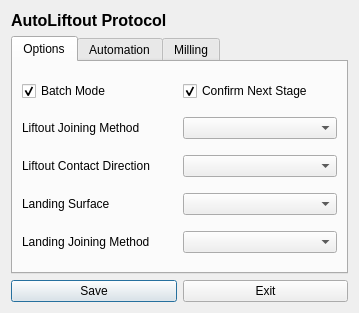
Old version of the form liftout/gui/qtdesigner_files/AutoLiftoutProtocolUI.ui in the repository Phaips/autoliftout.
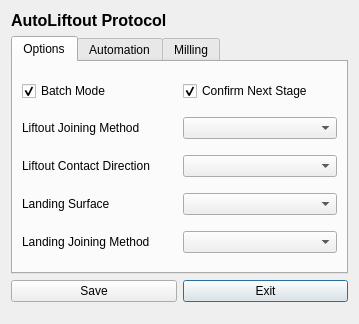
New version of the form.

Commit message: [FEAT] protocol ui dev

What changed in the file:
```diff
--- a/liftout/gui/qtdesigner_files/AutoLiftoutProtocolUI.ui
+++ b/liftout/gui/qtdesigner_files/AutoLiftoutProtocolUI.ui
@@ -7,20 +7,19 @@
     <x>0</x>
     <y>0</y>
     <width>359</width>
-    <height>293</height>
+    <height>324</height>
    </rect>
   </property>
+  <property name="maximumSize">
+   <size>
+    <width>16777215</width>
+    <height>400</height>
+   </size>
+  </property>
   <property name="windowTitle">
    <string>Dialog</string>
   </property>
   <layout class="QGridLayout" name="gridLayout">
-   <item row="2" column="0">
-    <widget class="QPushButton" name="pushButton_save">
-     <property name="text">
-      <string>Save</string>
-     </property>
-    </widget>
-   </item>
    <item row="2" column="1">
     <widget class="QPushButton" name="pushButton_exit">
      <property name="text">
@@ -198,6 +197,26 @@
      </property>
     </widget>
    </item>
+   <item row="2" column="0">
+    <widget class="QPushButton" name="pushButton_save">
+     <property name="text">
+      <string>Save</string>
+     </property>
+    </widget>
+   </item>
+   <item row="3" column="0" colspan="2">
+    <spacer name="verticalSpacer">
+     <property name="orientation">
+      <enum>Qt::Vertical</enum>
+     </property>
+     <property name="sizeHint" stdset="0">
+      <size>
+       <width>20</width>
+       <height>40</height>
+      </size>
+     </property>
+    </spacer>
+   </item>
   </layout>
  </widget>
  <resources/>
```
The commit also changes 3 other files.
